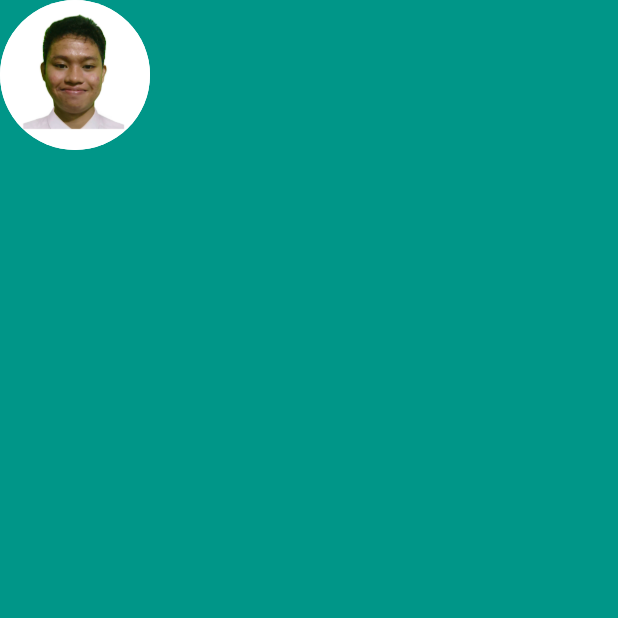
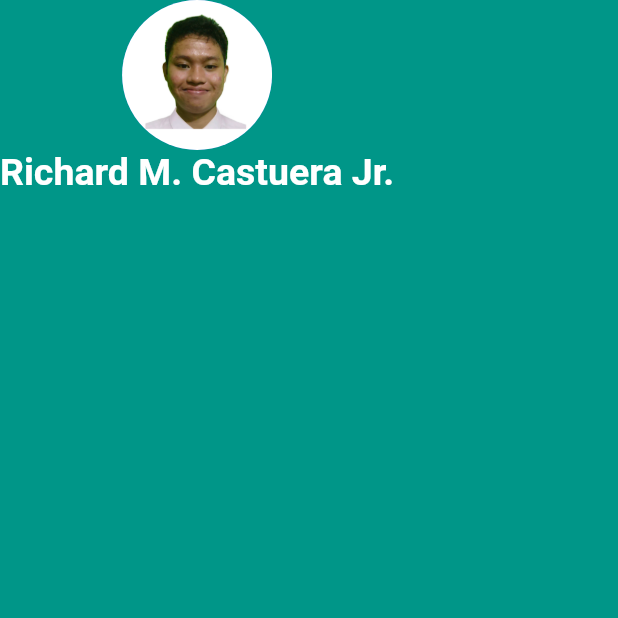
Before and after one commit to RichardCastuera/MiCard, a Flutter app: the screen it shows after launch, on a phone screen of 412 x 824 dp, the top half of it. Run offline on Flutter 3.47's test engine with Material 2 defaults, Android fonts, the phone set to English and light mode, and no system bars.

Commit message:
feat(mi_card_app): Added a Customized Text Widget

```diff
--- a/mi_card/lib/main.dart
+++ b/mi_card/lib/main.dart
@@ -9,7 +9,7 @@ class MyApp extends StatelessWidget {
 
   @override
   Widget build(BuildContext context) {
-    return MaterialApp(
+    return const MaterialApp(
       debugShowCheckedModeBanner: false,
       home: Scaffold(
         backgroundColor: Colors.teal,
@@ -18,8 +18,15 @@ class MyApp extends StatelessWidget {
             children: [
               CircleAvatar(
                 radius: 50.0,
-                backgroundColor: Colors.white,
                 backgroundImage: AssetImage('images/me2.png'),
+              ),
+              Text(
+                'Richard M. Castuera Jr.',
+                style: TextStyle(
+                  fontSize: 25.0,
+                  color: Colors.white,
+                  fontWeight: FontWeight.bold,
+                ),
               ),
             ],
           ),
```
